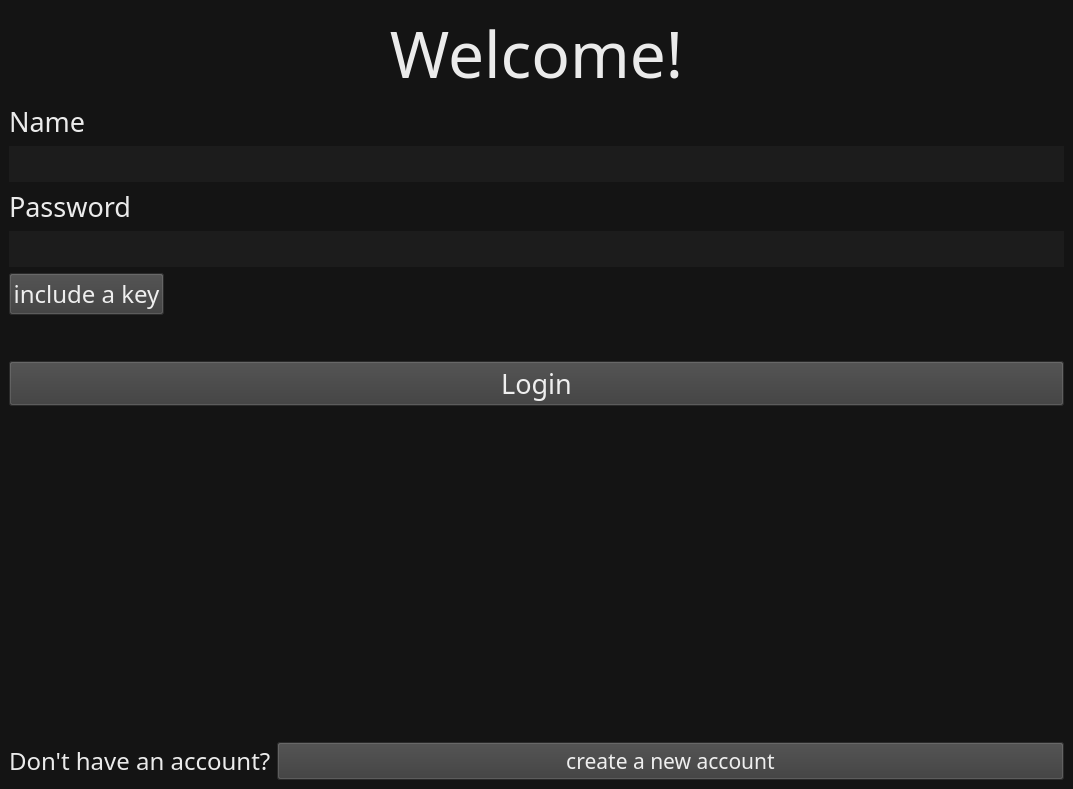
Above: gui/login_page.ui from raisfeld-ori/Raisfeld_Encrypter before the change. Below: the same form after it.
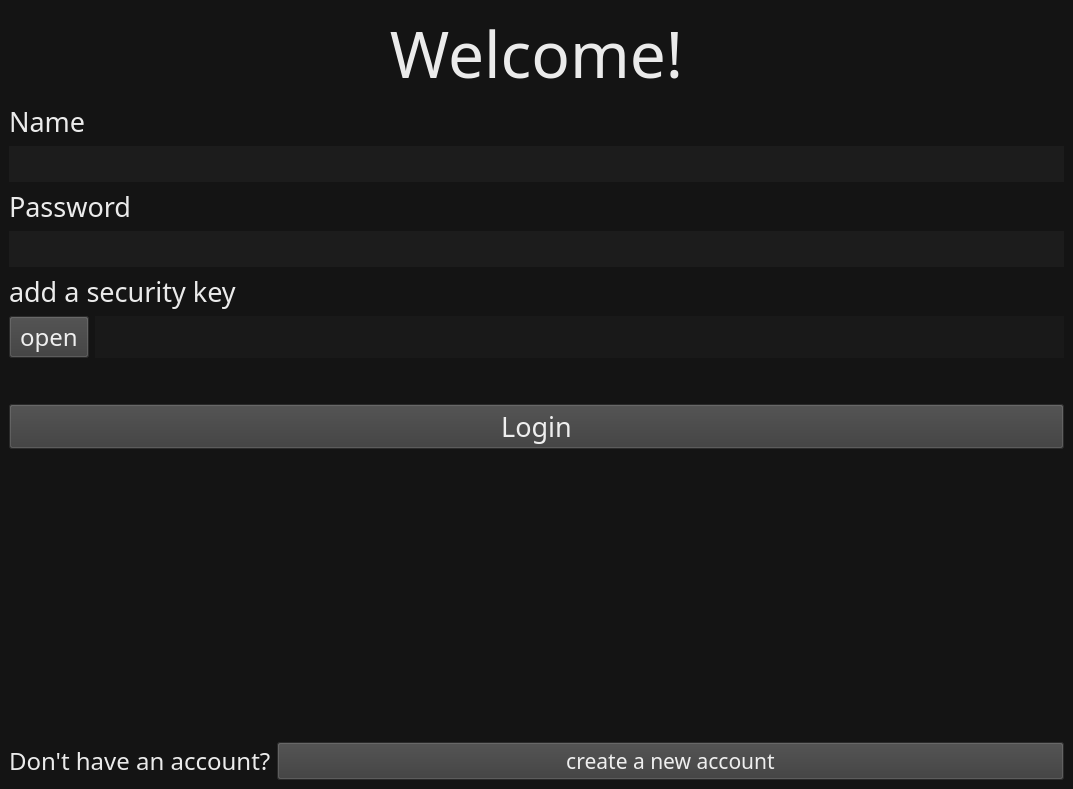
That is the form after the change.

The edit to the form file:
```diff
--- a/gui/login_page.ui
+++ b/gui/login_page.ui
@@ -245,6 +245,19 @@
         </property>
        </widget>
       </item>
+      <item>
+       <widget class="QLabel" name="label_6">
+        <property name="font">
+         <font>
+          <family>Secular One</family>
+          <pointsize>20</pointsize>
+         </font>
+        </property>
+        <property name="text">
+         <string>add a security key</string>
+        </property>
+       </widget>
+      </item>
       <item>
        <layout class="QHBoxLayout" name="horizontalLayout_2">
         <property name="sizeConstraint">
@@ -255,6 +268,12 @@
         </property>
         <item>
          <widget class="QPushButton" name="pushButton">
+          <property name="sizePolicy">
+           <sizepolicy hsizetype="Minimum" vsizetype="Maximum">
+            <horstretch>0</horstretch>
+            <verstretch>0</verstretch>
+           </sizepolicy>
+          </property>
           <property name="font">
            <font>
             <family>Secular One</family>
@@ -262,7 +281,7 @@
            </font>
           </property>
           <property name="text">
-           <string>include a key</string>
+           <string>open</string>
           </property>
          </widget>
         </item>
@@ -280,6 +299,12 @@
             <pointsize>16</pointsize>
            </font>
           </property>
+          <property name="autoFillBackground">
+           <bool>false</bool>
+          </property>
+          <property name="styleSheet">
+           <string notr="true">background-color: rgb(25, 25, 25);</string>
+          </property>
           <property name="text">
            <string/>
           </property>
```
